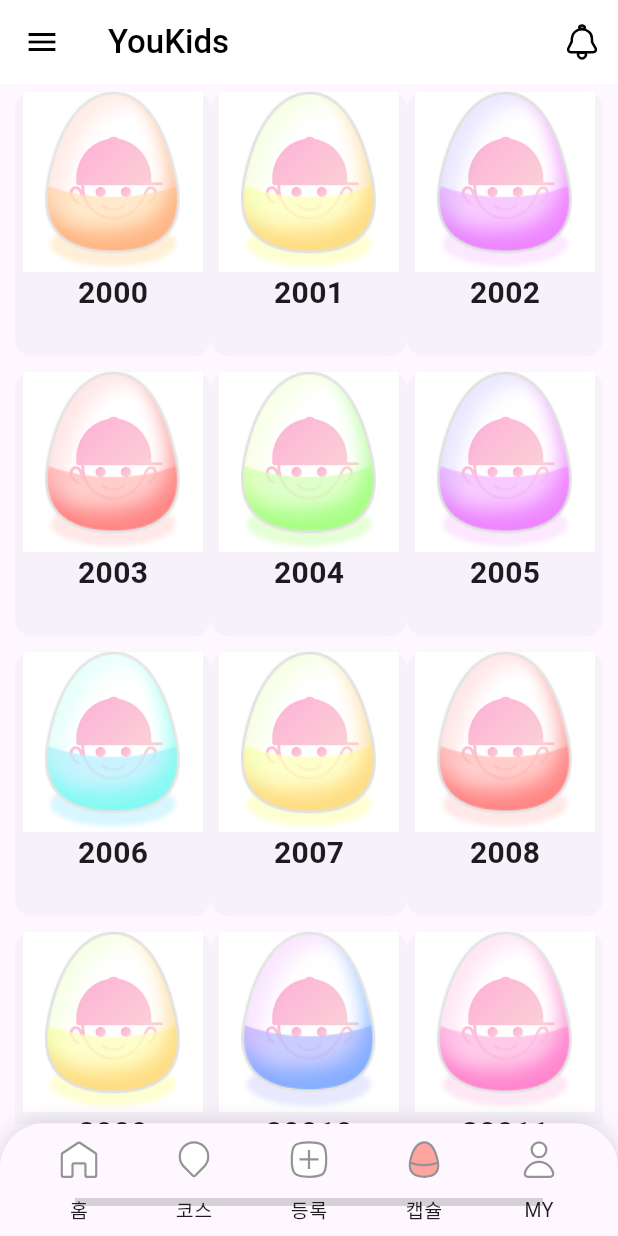
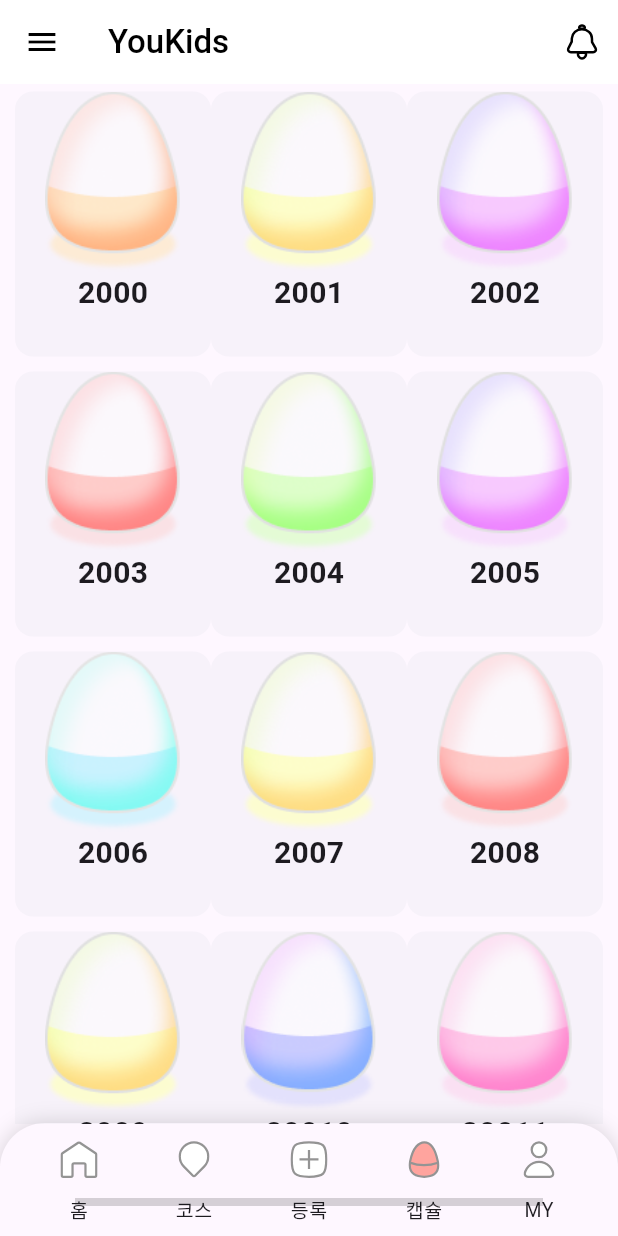
Before and after one commit to 2017tae/youkids, a Flutter app: the screen it shows after launch, item 4 of the bottom bar chosen, on a phone screen of 412 x 824 dp. Run offline on Flutter 3.47's test engine with Material 2 defaults, Android fonts, the light colour scheme and no system bars; our stand-ins replace auth_buttons, carousel_slider, flutter_dotenv, flutter_rating_bar, flutter_secure_storage, flutter_svg and 4 more; missing offline and left inert: flutter_naver_map, kakao_flutter_sdk_navi; network calls fail; Roboto replaces fonts that are missing (Pretendard); project files that could hold a hidden picture were left out.

Commit message:
:iphone: Design: 캡슐 이미지 겹치기 취소

```diff
--- a/test_frontend/lib/src/screens/capsule/capsule_list_screen.dart
+++ b/test_frontend/lib/src/screens/capsule/capsule_list_screen.dart
@@ -56,12 +56,12 @@ class _CapsuleListScreenState extends State<CapsuleListScreen> {
                   child: Stack(
                     alignment: Alignment.center,
                     children: [
-                      Image.asset(
-                        'lib/src/assets/icons/logo_foreground.png',
-                        width: 120,
-                        height: 120,
-                        fit: BoxFit.fitHeight,
-                      ),
+                      // Image.asset(
+                      //   'lib/src/assets/icons/logo_foreground.png',
+                      //   width: 120,
+                      //   height: 120,
+                      //   fit: BoxFit.fitHeight,
+                      // ),
                       Image.asset(
                         'lib/src/assets/icons/$capsuleImage',
                         width: 120,
```
